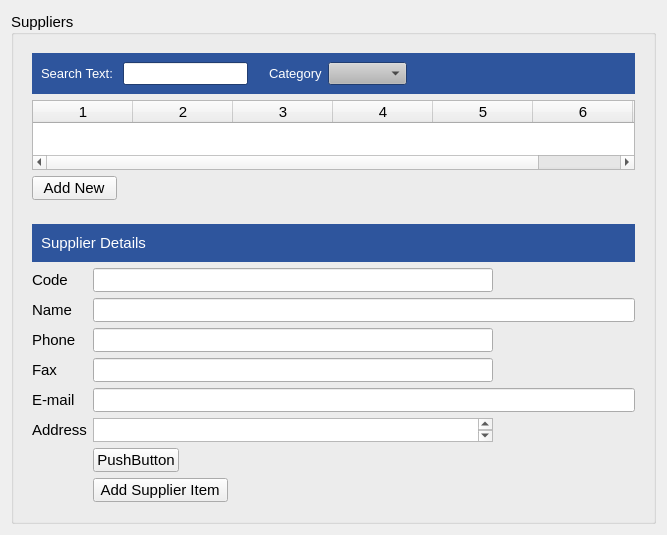
The window that estorecpp/managesupplierswidget.ui (Watti/estorecpp) describes before a commit, drawn with Qt 5.
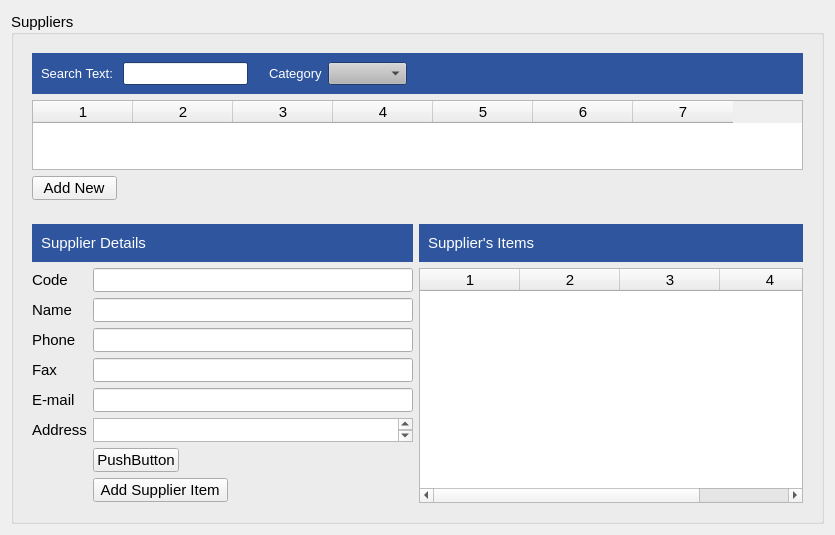
The same window after the commit.

Commit message: supplier item updated

```diff
--- a/estorecpp/managesupplierswidget.ui
+++ b/estorecpp/managesupplierswidget.ui
@@ -6,7 +6,7 @@
    <rect>
     <x>0</x>
     <y>0</y>
-    <width>667</width>
+    <width>835</width>
     <height>535</height>
    </rect>
   </property>
@@ -681,6 +681,8 @@
         </property>
         <layout class="QVBoxLayout" name="verticalLayout_2">
          <item>
+          <layout class="QGridLayout" name="gridLayout">
+           <item row="0" column="0">
           <widget class="QWidget" name="widget_2" native="true">
            <property name="palette">
             <palette>
@@ -819,7 +821,146 @@
            </layout>
           </widget>
          </item>
+           <item row="0" column="1">
+            <widget class="QWidget" name="widget_3" native="true">
+             <property name="palette">
+              <palette>
+               <active>
+                <colorrole role="Base">
+                 <brush brushstyle="SolidPattern">
+                  <color alpha="255">
+                   <red>255</red>
+                   <green>255</green>
+                   <blue>255</blue>
+                  </color>
+                 </brush>
+                </colorrole>
+                <colorrole role="Window">
+                 <brush brushstyle="SolidPattern">
+                  <color alpha="255">
+                   <red>46</red>
+                   <green>85</green>
+                   <blue>157</blue>
+                  </color>
+                 </brush>
+                </colorrole>
+               </active>
+               <inactive>
+                <colorrole role="Base">
+                 <brush brushstyle="SolidPattern">
+                  <color alpha="255">
+                   <red>255</red>
+                   <green>255</green>
+                   <blue>255</blue>
+                  </color>
+                 </brush>
+                </colorrole>
+                <colorrole role="Window">
+                 <brush brushstyle="SolidPattern">
+                  <color alpha="255">
+                   <red>46</red>
+                   <green>85</green>
+                   <blue>157</blue>
+                  </color>
+                 </brush>
+                </colorrole>
+               </inactive>
+               <disabled>
+                <colorrole role="Base">
+                 <brush brushstyle="SolidPattern">
+                  <color alpha="255">
+                   <red>46</red>
+                   <green>85</green>
+                   <blue>157</blue>
+                  </color>
+                 </brush>
+                </colorrole>
+                <colorrole role="Window">
+                 <brush brushstyle="SolidPattern">
+                  <color alpha="255">
+                   <red>46</red>
+                   <green>85</green>
+                   <blue>157</blue>
+                  </color>
+                 </brush>
+                </colorrole>
+               </disabled>
+              </palette>
+             </property>
+             <property name="autoFillBackground">
+              <bool>true</bool>
+             </property>
+             <layout class="QHBoxLayout" name="horizontalLayout_7">
          <item>
+               <layout class="QHBoxLayout" name="horizontalLayout_8">
+                <item>
+                 <widget class="QLabel" name="label_10">
+                  <property name="palette">
+                   <palette>
+                    <active>
+                     <colorrole role="WindowText">
+                      <brush brushstyle="SolidPattern">
+                       <color alpha="255">
+                        <red>255</red>
+                        <green>255</green>
+                        <blue>255</blue>
+                       </color>
+                      </brush>
+                     </colorrole>
+                    </active>
+                    <inactive>
+                     <colorrole role="WindowText">
+                      <brush brushstyle="SolidPattern">
+                       <color alpha="255">
+                        <red>255</red>
+                        <green>255</green>
+                        <blue>255</blue>
+                       </color>
+                      </brush>
+                     </colorrole>
+                    </inactive>
+                    <disabled>
+                     <colorrole role="WindowText">
+                      <brush brushstyle="SolidPattern">
+                       <color alpha="255">
+                        <red>120</red>
+                        <green>120</green>
+                        <blue>120</blue>
+                       </color>
+                      </brush>
+                     </colorrole>
+                    </disabled>
+                   </palette>
+                  </property>
+                  <property name="font">
+                   <font>
+                    <pointsize>11</pointsize>
+                   </font>
+                  </property>
+                  <property name="text">
+                   <string>Supplier's Items</string>
+                  </property>
+                 </widget>
+                </item>
+                <item>
+                 <spacer name="horizontalSpacer_9">
+                  <property name="orientation">
+                   <enum>Qt::Horizontal</enum>
+                  </property>
+                  <property name="sizeHint" stdset="0">
+                   <size>
+                    <width>388</width>
+                    <height>20</height>
+                   </size>
+                  </property>
+                 </spacer>
+                </item>
+               </layout>
+              </item>
+             </layout>
+            </widget>
+           </item>
+           <item row="1" column="0">
           <layout class="QFormLayout" name="formLayout">
            <item row="0" column="0">
             <widget class="QLabel" name="label_2">
@@ -1115,6 +1256,19 @@
               </spacer>
              </item>
             </layout>
+             </item>
+            </layout>
+           </item>
+           <item row="1" column="1">
+            <widget class="QTableWidget" name="currentItems">
+             <property name="columnCount">
+              <number>4</number>
+             </property>
+             <column/>
+             <column/>
+             <column/>
+             <column/>
+            </widget>
            </item>
           </layout>
          </item>
```
Lines whose indentation alone changed are shown as unchanged. The commit also changes 5 other files.
